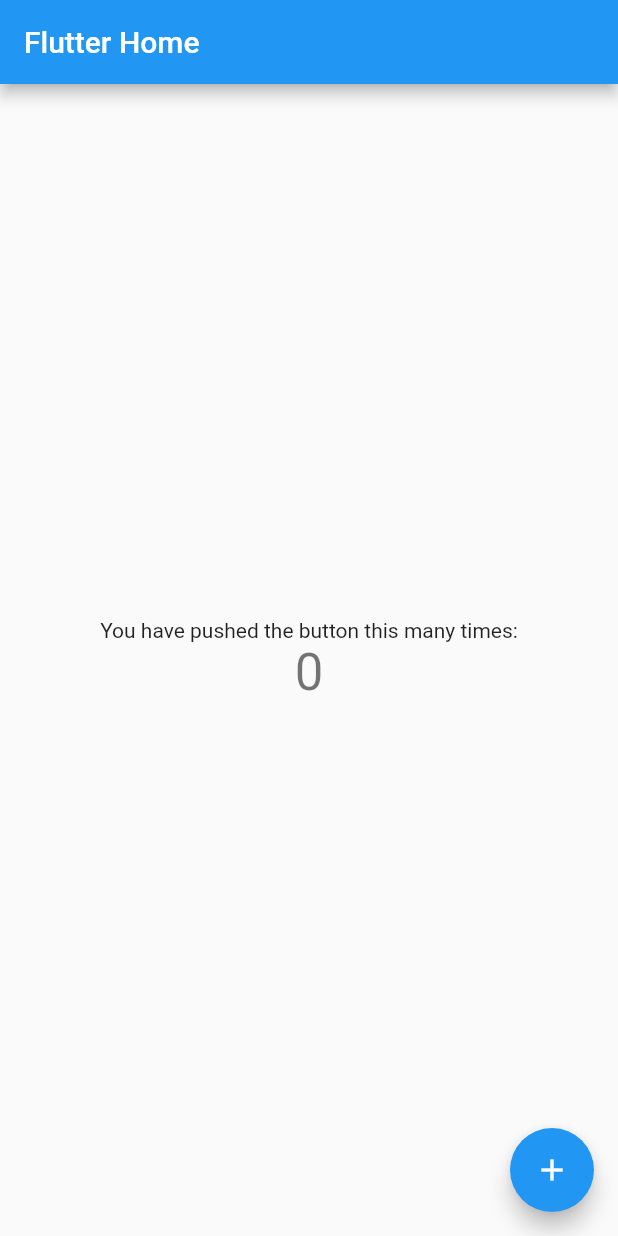
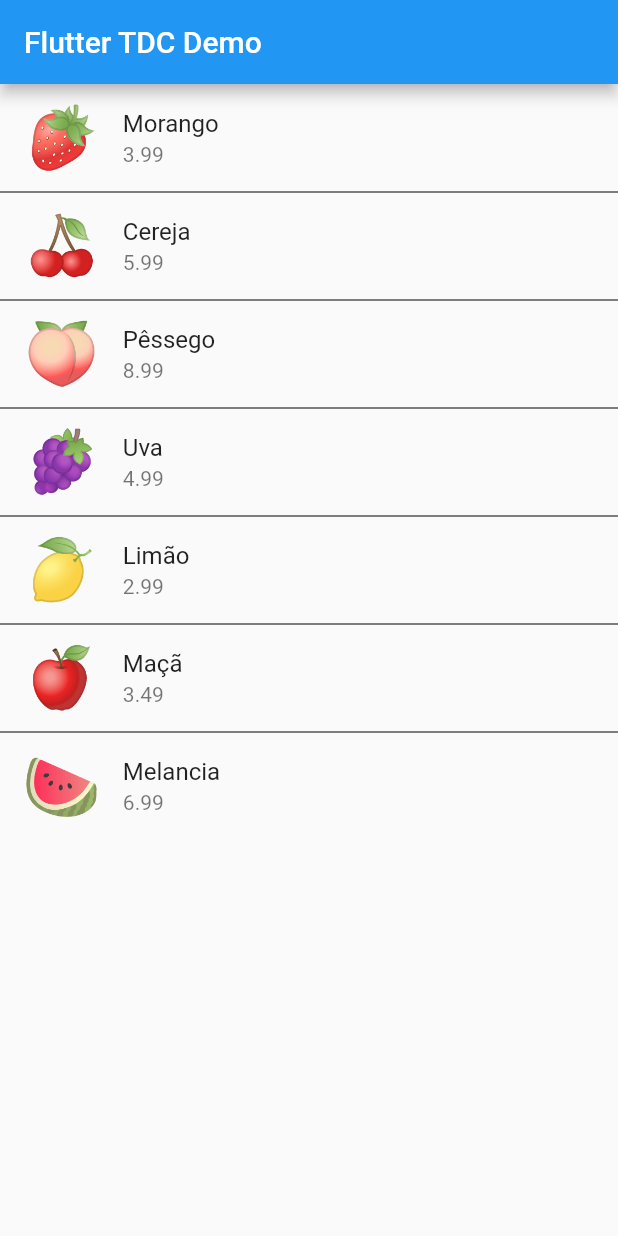
Before and after one commit to cpgalvao/tdc_demo, a Flutter app: the screen it shows after launch, on a phone screen of 412 x 824 dp. Run offline on Flutter 3.47's test engine with Material 2 defaults, Android fonts, the phone set to English and light mode, and no system bars.

Commit message:
Versão inicial: lista

```diff
--- a/lib/main.dart
+++ b/lib/main.dart
@@ -3,38 +3,20 @@ import 'package:flutter/material.dart';
 void main() => runApp(new MyApp());
 
 class MyApp extends StatelessWidget {
-  // This widget is the root of your application.
   @override
   Widget build(BuildContext context) {
     return new MaterialApp(
-      title: 'Flutter Demo',
+      title: 'Flutter TDC Demo',
       theme: new ThemeData(
-        // This is the theme of your application.
-        //
-        // Try running your application with "flutter run". You'll see the
-        // application has a blue toolbar. Then, without quitting the app, try
-        // changing the primarySwatch below to Colors.green and then invoke
-        // "hot reload" (press "r" in the console where you ran "flutter run",
-        // or press Run > Flutter Hot Reload in IntelliJ). Notice that the
-        // counter didn't reset back to zero; the application is not restarted.
         primarySwatch: Colors.blue,
       ),
-      home: new MyHomePage(title: 'Flutter Home'),
+      home: new MyHomePage(title: 'Flutter TDC Demo'),
     );
   }
 }
 
 class MyHomePage extends StatefulWidget {
   MyHomePage({Key key, this.title}) : super(key: key);
-
-  // This widget is the home page of your application. It is stateful, meaning
-  // that it has a State object (defined below) that contains fields that affect
-  // how it looks.
-
-  // This class is the configuration for the state. It holds the values (in this
-  // case the title) provided by the parent (in this case the App widget) and
-  // used by the build method of the State. Fields in a Widget subclass are
-  // always marked "final".
 
   final String title;
 
@@ -43,67 +25,72 @@ class MyHomePage extends StatefulWidget {
 }
 
 class _MyHomePageState extends State<MyHomePage> {
-  int _counter = 0;
+  List<ListItem> _list;
 
-  void _incrementCounter() {
-    setState(() {
-      // This call to setState tells the Flutter framework that something has
-      // changed in this State, which causes it to rerun the build method below
-      // so that the display can reflect the updated values. If we changed
-      // _counter without calling setState(), then the build method would not be
-      // called again, and so nothing would appear to happen.
-      _counter++;
-    });
+  _MyHomePageState({Key key}) : super() {
+    _list = _generateList();
+  }
+
+  List<ListItem> _generateList() {
+    List<ListItem> list = <ListItem>[];
+
+    list
+      ..add(new ListItem(emoji: "🍓", name: "Morango", price: 3.99))
+      ..add(new ListItem(emoji: "🍒", name: "Cereja", price: 5.99))
+      ..add(new ListItem(emoji: "🍑", name: "Pêssego", price: 8.99))
+      ..add(new ListItem(emoji: "🍇", name: "Uva", price: 4.99))
+      ..add(new ListItem(emoji: "🍋", name: "Limão", price: 2.99))
+      ..add(new ListItem(emoji: "🍎", name: "Maçã", price: 3.49))
+      ..add(new ListItem(emoji: "🍉", name: "Melancia", price: 6.99));
+
+    return list;
   }
 
   @override
   Widget build(BuildContext context) {
-    // This method is rerun every time setState is called, for instance as done
-    // by the _incrementCounter method above.
-    //
-    // The Flutter framework has been optimized to make rerunning build methods
-    // fast, so that you can just rebuild anything that needs updating rather
-    // than having to individually change instances of widgets.
     return new Scaffold(
       appBar: new AppBar(
-        // Here we take the value from the MyHomePage object that was created by
-        // the App.build method, and use it to set our appbar title.
-        title: new Text(widget.title),
+        title: new Text("Flutter TDC Demo"),
       ),
-      body: new Center(
-        // Center is a layout widget. It takes a single child and positions it
-        // in the middle of the parent.
-        child: new Column(
-          // Column is also layout widget. It takes a list of children and
-          // arranges them vertically. By default, it sizes itself to fit its
-          // children horizontally, and tries to be as tall as its parent.
-          //
-          // Invoke "debug paint" (press "p" in the console where you ran
-          // "flutter run", or select "Toggle Debug Paint" from the Flutter tool
-          // window in IntelliJ) to see the wireframe for each widget.
-          //
-          // Column has various properties to control how it sizes itself and
-          // how it positions its children. Here we use mainAxisAlignment to
-          // center the children vertically; the main axis here is the vertical
-          // axis because Columns are vertical (the cross axis would be
-          // horizontal).
-          mainAxisAlignment: MainAxisAlignment.center,
-          children: <Widget>[
-            new Text(
-              'You have pushed the button this many times:',
-            ),
-            new Text(
-              '$_counter',
-              style: Theme.of(context).textTheme.display1,
-            ),
-          ],
-        ),
-      ),
-      floatingActionButton: new FloatingActionButton(
-        onPressed: _incrementCounter,
-        tooltip: 'Increment',
-        child: new Icon(Icons.add),
-      ), // This trailing comma makes auto-formatting nicer for build methods.
+      body: _getListLayout(context),
     );
+
+//      floatingActionButton: new FloatingActionButton(
+//        onPressed: _incrementCounter,
+//        tooltip: 'Increment',
+//        child: new Icon(Icons.add),
+//      ),
   }
+
+  Widget _getListLayout(BuildContext context) => new Builder(
+          builder: (BuildContext context) {
+        return new ListView(
+          children: ListTile
+              .divideTiles(
+                  context: context,
+                  color: Colors.black,
+                  tiles: _list.map<Widget>((listItem) => new ListTile(
+                        title: new Text(listItem.name),
+                        subtitle: new Text(listItem.price.toString()),
+                        leading: new Text(
+                          listItem.emoji,
+                          style: new TextStyle(fontSize: 40.0),
+                        ),
+                        onTap: () {
+                          Scaffold.of(context).showSnackBar(SnackBar(
+                                content: Text(listItem.name),
+                              ));
+                        },
+                      )))
+              .toList(),
+        );
+      });
 }
+
+class ListItem {
+  ListItem({this.emoji, this.name, this.price});
+
+  final String emoji;
+  final String name;
+  double price;
+}
```
